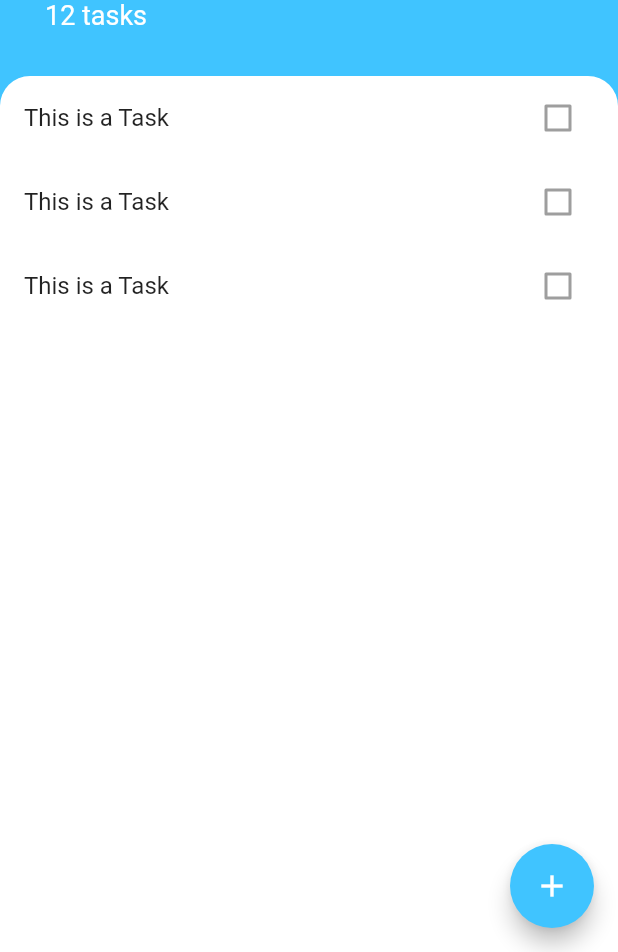
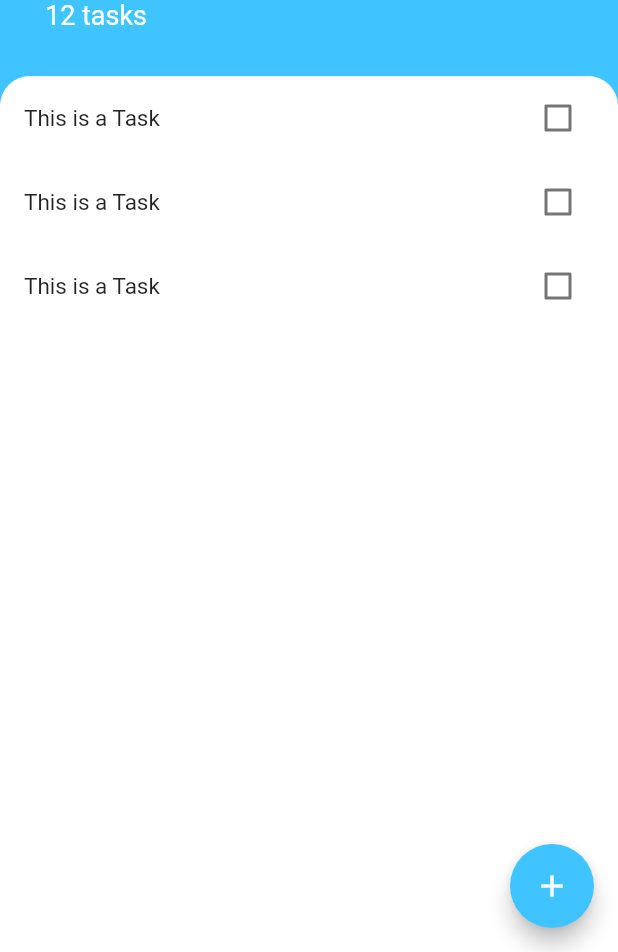
Before and after one commit to FrankOnyemaOrji/todoeyApp, a Flutter app: the screen it shows after launch, on a phone screen of 412 x 824 dp, the part 284-1236 px from its top. Run offline on Flutter 3.47's test engine with Material 2 defaults, Android fonts, the phone set to English and light mode, and no system bars; our stand-ins replace sizer.

```diff
--- a/lib/exports/exports.dart
+++ b/lib/exports/exports.dart
@@ -1,4 +1,5 @@
 export 'package:todoapp/screens/task_screen.dart';
-export 'package:todoapp/widgets/listtile.dart';
-export 'package:todoapp/widgets/listview.dart';
+export 'package:todoapp/widgets/tasktile.dart';
+export 'package:todoapp/widgets/tasklist.dart';
 export 'package:todoapp/screens/addtask.dart';
+export 'package:todoapp/modals/task.dart';
--- /dev/null
+++ b/lib/modals/task.dart
@@ -0,0 +1,12 @@
+import 'package:flutter/material.dart';
+
+class Task {
+  final String name;
+  bool isDone;
+
+  Task(this.name, this.isDone);
+
+  void toggleDone() {
+    isDone = !isDone;
+  }
+}
--- a/lib/screens/task_screen.dart
+++ b/lib/screens/task_screen.dart
@@ -65,7 +65,7 @@ class TasksScreen extends StatelessWidget {
                   topRight: Radius.circular(20.0),
                 ),
               ),
-              child: ListViewWidget(),
+              child: TaskLIst(),
             ),
           )
         ],
--- a/lib/screens/todoapp/screens/task_screen.dart
+++ /dev/null
@@ -1 +0,0 @@
-// TODO Implement this library.
--- a/lib/widgets/listtile.dart
+++ /dev/null
@@ -1,16 +0,0 @@
-// ignore_for_file: use_key_in_widget_constructors
-
-import 'package:flutter/material.dart';
-
-class ListTileWiget extends StatelessWidget {
-  @override
-  Widget build(BuildContext context) {
-    return const ListTile(
-      title: Text('This is a Task'),
-      trailing: Checkbox(
-        onChanged: null,
-        value: false,
-      ),
-    );
-  }
-}
--- a/lib/widgets/listview.dart
+++ /dev/null
@@ -1,13 +0,0 @@
-// ignore_for_file: use_key_in_widget_constructors
-
-import 'package:flutter/material.dart';
-import 'package:todoapp/exports/exports.dart';
-
-class ListViewWidget extends StatelessWidget {
-  @override
-  Widget build(BuildContext context) {
-    return ListView(
-      children: [ListTileWiget(), ListTileWiget(), ListTileWiget()],
-    );
-  }
-}
--- /dev/null
+++ b/lib/widgets/tasklist.dart
@@ -0,0 +1,19 @@
+// ignore_for_file: use_key_in_widget_constructors
+
+import 'package:flutter/material.dart';
+import 'package:todoapp/exports/exports.dart';
+
+class TaskLIst extends StatefulWidget {
+  @override
+  State<TaskLIst> createState() => _TaskLIstState();
+}
+
+class _TaskLIstState extends State<TaskLIst> {
+  List<Task> tasks = [];
+  @override
+  Widget build(BuildContext context) {
+    return ListView(
+      children: [TaskTile(), TaskTile(), TaskTile()],
+    );
+  }
+}
--- /dev/null
+++ b/lib/widgets/tasktile.dart
@@ -0,0 +1,43 @@
+// ignore_for_file: use_key_in_widget_constructors, prefer_const_constructors_in_immutables, must_be_immutable
+
+import 'package:flutter/material.dart';
+
+class TaskTile extends StatefulWidget {
+  @override
+  State<TaskTile> createState() => _TaskTileState();
+}
+
+class _TaskTileState extends State<TaskTile> {
+  bool isChecked = false;
+  @override
+  Widget build(BuildContext context) {
+    return ListTile(
+      title: Text(
+        'This is a Task',
+        style: TextStyle(
+            fontSize: 15,
+            fontWeight: FontWeight.w400,
+            decoration: isChecked ? TextDecoration.lineThrough : null),
+      ),
+      trailing: TaskCheckBox(isChecked, (bool checkBoxState) {
+        setState(() {
+          isChecked = checkBoxState;
+        });
+      }),
+    );
+  }
+}
+
+class TaskCheckBox extends StatelessWidget {
+  final bool checkBoxState;
+  final Function(bool) toggleCheckBoxState;
+  TaskCheckBox(this.checkBoxState, this.toggleCheckBoxState);
+  @override
+  Widget build(BuildContext context) {
+    return Checkbox(
+      activeColor: Colors.lightBlueAccent,
+      value: checkBoxState,
+      onChanged: (newName) => toggleCheckBoxState(newName!),
+    );
+  }
+}
```
